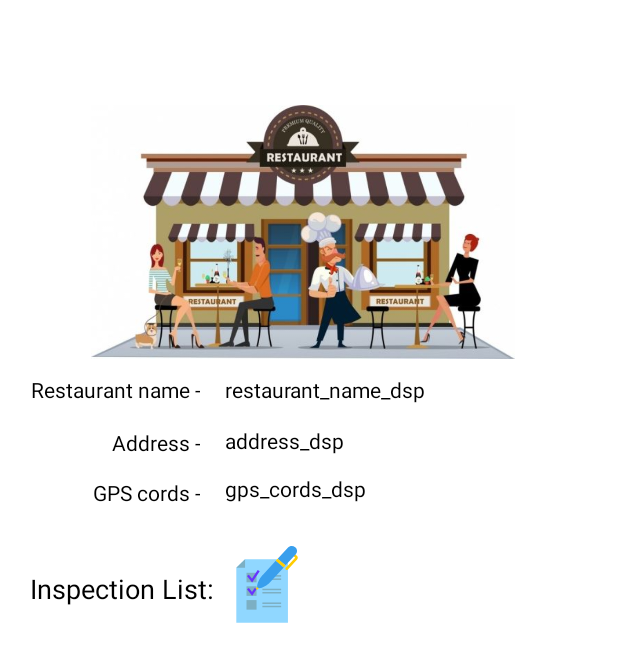
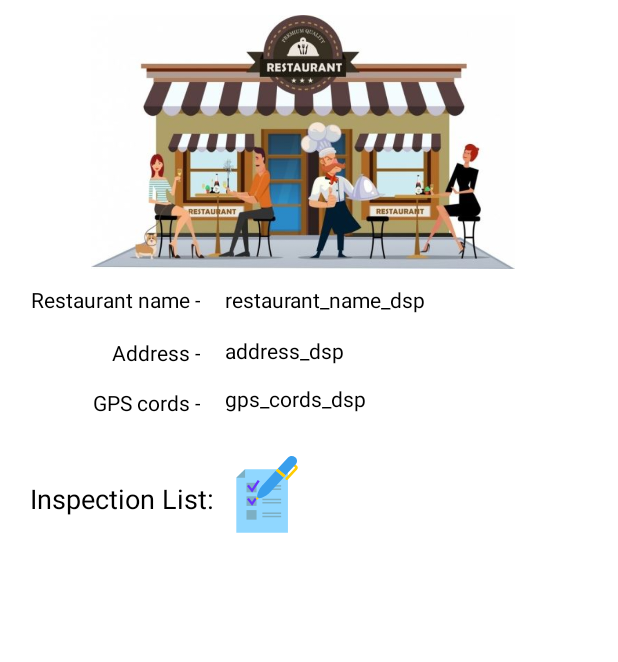
Before and after one commit to granbraan/Surrey-Health-Inspection-App, an Android app: the layout activity_detail_single_restaurant.xml on its own in the app's theme, with its tools: preview values and no code run, on a phone screen of 412 x 824 dp. Shown: the top 662 px of the screen. Run offline under Robolectric (Android 15) with nearby library versions, the phone set to English and light mode, and no system bars.

Commit message:
adjust space

```diff
--- a/app/src/main/res/layout/activity_detail_single_restaurant.xml
+++ b/app/src/main/res/layout/activity_detail_single_restaurant.xml
@@ -13,7 +13,7 @@
         android:layout_height="wrap_content"
         android:orientation="vertical"
         android:translationX="150sp"
-        android:translationY="250sp">
+        android:translationY="190sp">
 
         <TextView
             android:id="@+id/restaurant_name_dsp"
@@ -57,7 +57,7 @@
         android:layout_height="wrap_content"
         android:orientation="vertical"
         android:translationX="20sp"
-        android:translationY="250sp">
+        android:translationY="190sp">
 
         <TextView
             android:id="@+id/textView3"
@@ -90,7 +90,7 @@
         android:layout_height="169dp"
         android:contentDescription="@string/todo"
         android:translationX="50sp"
-        android:translationY="70sp"
+        android:translationY="10sp"
         app:srcCompat="@drawable/restaurant_image" />
 
     <TextView
@@ -101,7 +101,7 @@
         android:textColor="@color/black"
         android:textSize="18sp"
         android:translationX="20sp"
-        android:translationY="380sp" />
+        android:translationY="320sp" />
 
     <LinearLayout
         android:id="@+id/lottie_animation"
@@ -109,7 +109,7 @@
         android:layout_height="69dp"
         android:orientation="horizontal"
         android:translationX="150sp"
-        android:translationY="360sp">
+        android:translationY="300sp">
 
         <com.airbnb.lottie.LottieAnimationView
             android:id="@+id/welcome_gift"
@@ -123,11 +123,11 @@
 
     <androidx.recyclerview.widget.RecyclerView
         android:id="@+id/recycler_view"
-        android:layout_width="361dp"
-        android:layout_height="232dp"
+        android:layout_width="375dp"
+        android:layout_height="352dp"
+        android:paddingBottom="70dp"
         android:translationX="20sp"
-        android:translationY="430sp"
-        android:paddingBottom="70dp"/>
+        android:translationY="370sp" />
 
 
 </androidx.coordinatorlayout.widget.CoordinatorLayout>
```
